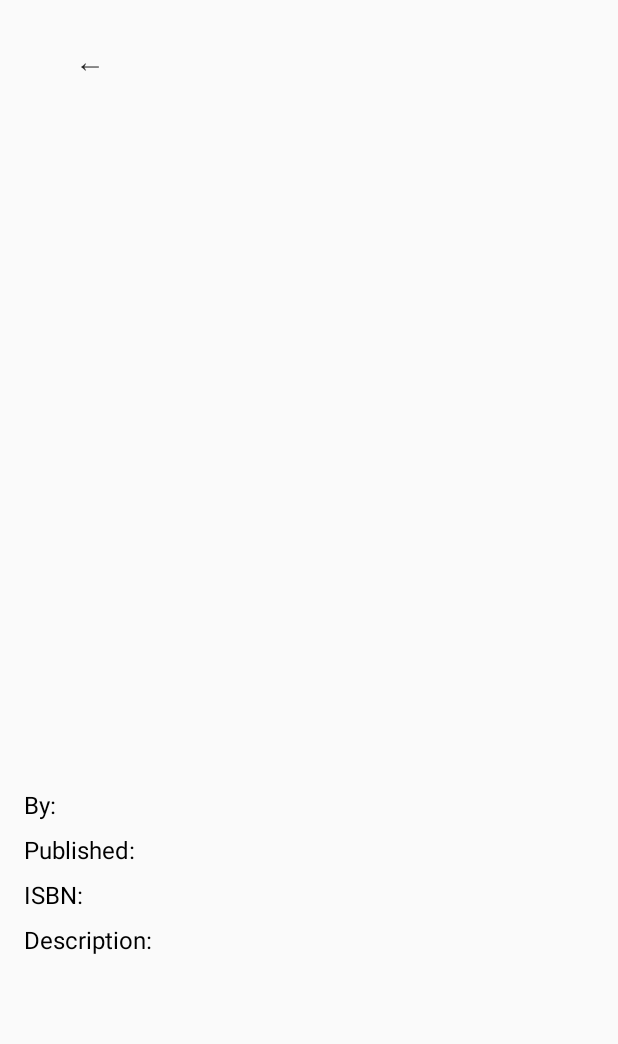
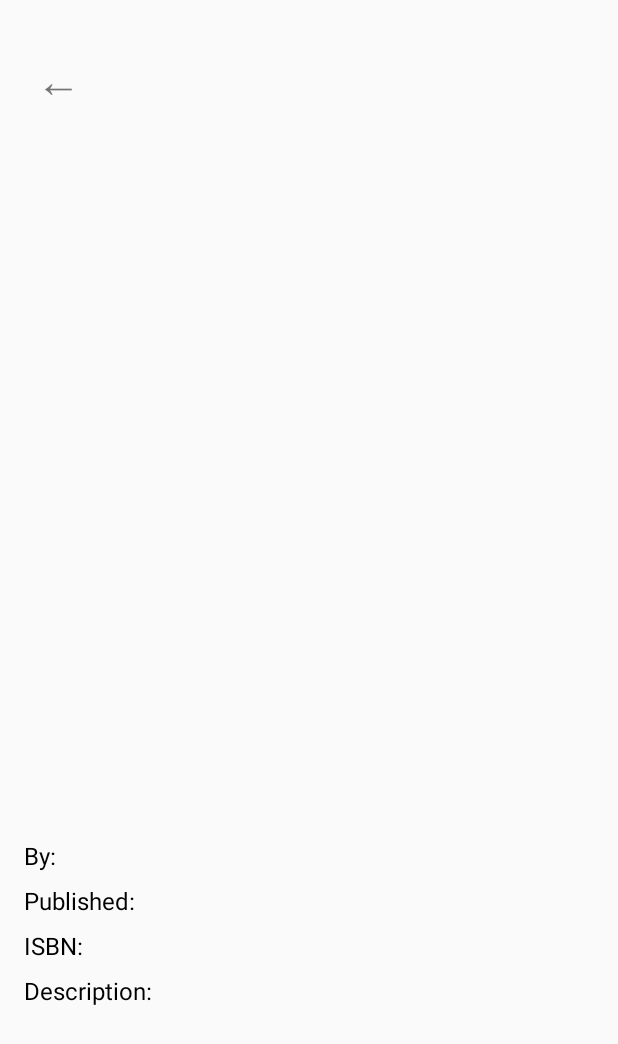
Before and after one commit to i-ArmandoSarza/COO_Bookshelf, an Android app: the layout my_book_detail_fragment.xml on its own in the app's theme, with its tools: preview values and no code run, on a phone screen of 412 x 824 dp. Shown: the top 1044 px of the screen. Run offline under Robolectric (Android 15) with nearby library versions, the phone set to English and light mode, and no system bars.

Commit message:
Updated back arrows in MyBookDetailFragment and MyBookListFragment to match Activity styling.

```diff
--- a/app/src/main/java/com/example/coo_bookshelf/MyBookDetailFragment.java
+++ b/app/src/main/java/com/example/coo_bookshelf/MyBookDetailFragment.java
@@ -53,7 +53,7 @@ public class MyBookDetailFragment  extends Fragment {
       @Nullable Bundle savedInstanceState) {
     super.onViewCreated(view, savedInstanceState);
 
-    Button backButton = view.findViewById(R.id.backButton);
+    TextView backButton = view.findViewById(R.id.backButton);
     ImageView detailImage = view.findViewById(R.id.detailImage);
     TextView detailTitle = view.findViewById(R.id.detailTitle);
     TextView detailAuthor = view.findViewById(R.id.detailAuthor);
--- a/app/src/main/res/layout/my_book_detail_fragment.xml
+++ b/app/src/main/res/layout/my_book_detail_fragment.xml
@@ -9,36 +9,38 @@
         android:layout_height="wrap_content"
         android:orientation="vertical">
 
-    <Button
+        <!-- Back arrow at top, similar to About page -->
+        <TextView
             android:id="@+id/backButton"
             android:layout_width="wrap_content"
             android:layout_height="wrap_content"
+            android:layout_marginTop="8dp"
+            android:layout_marginBottom="16dp"
+            android:background="@android:color/transparent"
+            android:padding="8dp"
             android:text="@string/back_arrow_text"
-      android:textSize="20sp"
-      android:background="@android:color/transparent"
-      android:paddingStart="4dp"
-      android:paddingEnd="4dp"
-      android:paddingTop="8dp"
-      android:paddingBottom="8dp"/>
+            android:textSize="30sp" />
 
-
-
+        <!-- Book cover image -->
         <ImageView
-      android:contentDescription="@string/book_cover"
             android:id="@+id/detailImage"
             android:layout_width="match_parent"
             android:layout_height="400dp"
             android:layout_marginTop="12dp"
+            android:contentDescription="@string/book_cover"
             android:scaleType="centerCrop" />
+
+        <!-- Book Title -->
         <TextView
             android:id="@+id/detailTitle"
             android:layout_width="match_parent"
             android:layout_height="wrap_content"
+            android:layout_marginTop="12dp"
             android:textSize="22sp"
-      android:layout_marginTop="12dp"
             android:textStyle="bold" />
 
 
+        <!-- Author row: "By: <author>" -->
         <LinearLayout
             android:layout_width="wrap_content"
             android:layout_height="wrap_content"
@@ -62,11 +64,13 @@
         </LinearLayout>
 
 
+        <!-- Published row -->
         <LinearLayout
             android:layout_width="wrap_content"
             android:layout_height="wrap_content"
             android:layout_marginTop="8dp"
             android:orientation="horizontal">
+
             <TextView
                 android:id="@+id/labelFor_bookPublishDate"
                 android:layout_width="wrap_content"
@@ -75,6 +79,7 @@
                 android:text="@string/published"
                 android:textColor="@android:color/black"
                 android:textSize="16sp" />
+
             <TextView
                 android:id="@+id/bookPublishDate"
                 android:layout_width="wrap_content"
@@ -83,11 +88,14 @@
                 android:textSize="16sp" />
         </LinearLayout>
 
+
+        <!-- ISBN row -->
         <LinearLayout
             android:layout_width="wrap_content"
             android:layout_height="wrap_content"
             android:layout_marginTop="8dp"
             android:orientation="horizontal">
+
             <TextView
                 android:id="@+id/labelFor_bookIsbn"
                 android:layout_width="wrap_content"
@@ -95,6 +103,7 @@
                 android:text="@string/isbn"
                 android:textColor="@android:color/black"
                 android:textSize="16sp" />
+
             <TextView
                 android:id="@+id/bookIsbn"
                 android:layout_width="wrap_content"
@@ -103,15 +112,17 @@
         </LinearLayout>
 
 
+        <!-- Description label -->
         <TextView
             android:id="@+id/labelFor_bookDescription"
             android:layout_width="wrap_content"
             android:layout_height="wrap_content"
+            android:layout_marginTop="8dp"
             android:layout_marginEnd="4dp"
-        android:layout_marginTop="8dp"
             android:text="@string/description"
             android:textColor="@android:color/black"
             android:textSize="16sp" />
+
         <TextView
             android:id="@+id/bookDescription"
             android:layout_width="wrap_content"
```
Also changed, not shown: app/src/main/java/com/example/coo_bookshelf/MyBookListFragment.java (+11 -0 lines), app/src/main/res/layout/activity_my_books.xml (+5 -7 lines), app/src/main/res/layout/my_book_list_fragment.xml (+17 -1 lines). Lines whose indentation alone changed are shown as unchanged.
